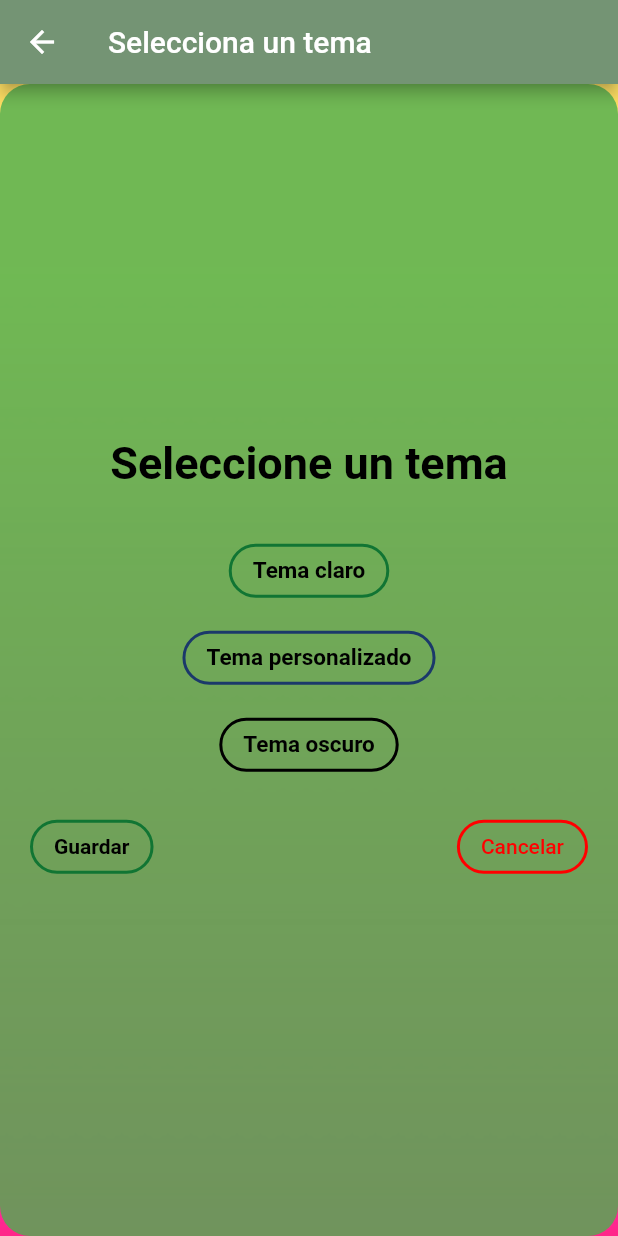
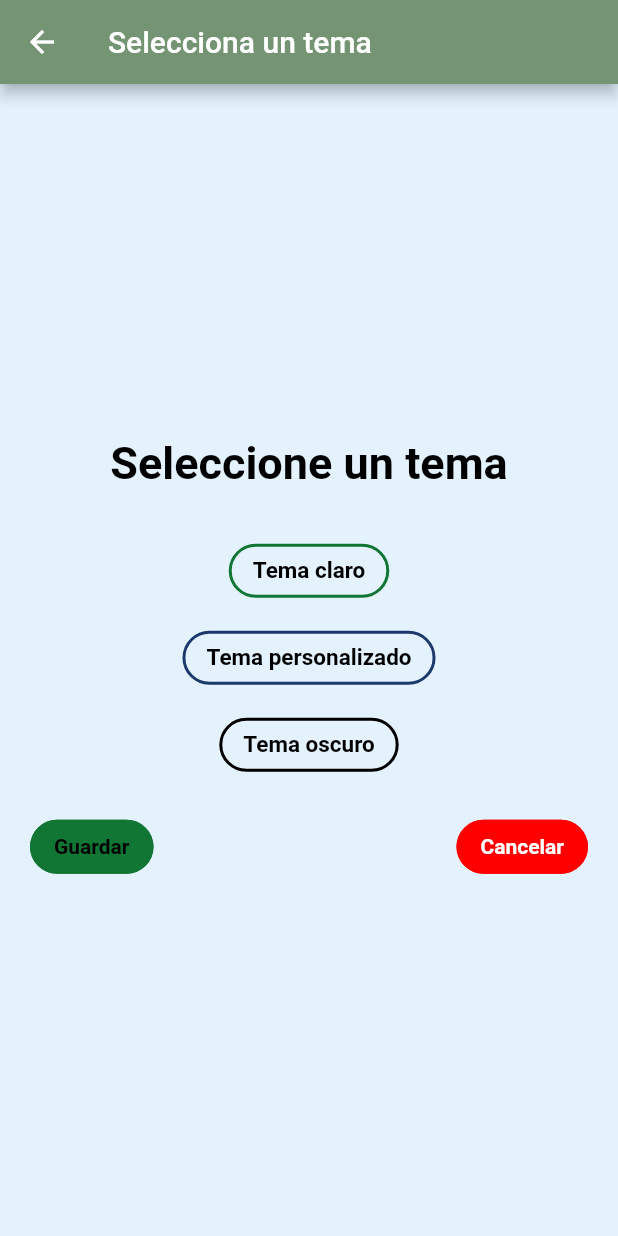
Before and after one commit to GuadaGamer/pmsn, a Flutter app: the ThemeSelectorScreen screen opened by its route, on a phone screen of 412 x 824 dp. Run offline on Flutter 3.47's test engine with Material 2 defaults, Android fonts, the phone set to English and light mode, and no system bars; our stand-ins replace concentric_transition, email_validator, get, image_picker, lottie, shared_preferences and 2 more; missing offline and left inert: day_night_switcher; accounts and stored records are empty; project files that could hold a hidden picture were left out.

Commit message:
SharedPreference2

```diff
--- a/lib/screens/themeSelector_screen.dart
+++ b/lib/screens/themeSelector_screen.dart
@@ -37,8 +37,7 @@ class ThemeSelectorScreen extends StatelessWidget {
         width: double.infinity,
         height: double.infinity,
         decoration: BoxDecoration(
-          color: Colors.green.withOpacity(0.8),
-          borderRadius: BorderRadius.circular(20),
+          color: Theme.of(context).secondaryHeaderColor,
         ),
         child: Column(
           mainAxisAlignment: MainAxisAlignment.center,
@@ -114,9 +113,9 @@ class ThemeSelectorScreen extends StatelessWidget {
                       Navigator.pushNamed(context, '/dash');
                     },
                     style: OutlinedButton.styleFrom(
-                      shape: const StadiumBorder(),
-                      primary: const Color.fromRGBO(17, 117, 51, 1),
+                      foregroundColor: const Color.fromRGBO(17, 117, 51, 1), shape: const StadiumBorder(),
                       side: const BorderSide(width: 2, color: Color.fromRGBO(17, 117, 51, 1)),
+                      backgroundColor: const Color.fromRGBO(17, 117, 51, 1),
                     ),
                     child: const Text(
                       'Guardar',
@@ -134,8 +133,13 @@ class ThemeSelectorScreen extends StatelessWidget {
                     style: OutlinedButton.styleFrom(
                       foregroundColor: const Color.fromARGB(255, 255, 0, 0), shape: const StadiumBorder(),
                       side: const BorderSide(width: 2, color: Color.fromARGB(255, 255, 0, 0)),
+                      backgroundColor: const Color.fromARGB(255, 255, 0, 0),
                     ),
-                    child: const Text('Cancelar'),
+                    child: const Text('Cancelar',
+                      style: TextStyle(
+                        color: Colors.white,
+                        fontWeight: FontWeight.bold,
+                      ),),
                   ),
                 ],
               ),
@@ -239,6 +243,7 @@ class ThemeSelectorScreen extends StatelessWidget {
                     style: OutlinedButton.styleFrom(
                       foregroundColor: const Color.fromRGBO(17, 117, 51, 1), shape: const StadiumBorder(),
                       side: const BorderSide(width: 2, color: Color.fromRGBO(17, 117, 51, 1)),
+                      backgroundColor: const Color.fromRGBO(17, 117, 51, 1),
                     ),
                     child:const  Text(
                       'Guardar',
@@ -248,16 +253,23 @@ class ThemeSelectorScreen extends StatelessWidget {
                       ),
                     ),
                   ),
-                  OutlinedButton(
+                  ElevatedButton(
                     onPressed: () {
                       theme.setthemeData(0, context);
                       Navigator.pushNamed(context, '/dash');
                     },
                     style: OutlinedButton.styleFrom(
                       foregroundColor: const Color.fromARGB(255, 255, 0, 0), shape: const StadiumBorder(),
-                      side: const BorderSide(width: 2, color: Color.fromARGB(255, 255, 0, 0)),
+                      side: const BorderSide(width: 2, color: Color.fromARGB(255, 255, 0, 0),
+                      ),
+                      backgroundColor: Color.fromARGB(255, 255, 0, 0),
                     ),
-                    child: const Text('Cancelar'),
+                    child: const Text(
+                      'Cancelar',
+                      style: TextStyle(
+                        color: Colors.white,
+                        fontWeight: FontWeight.bold,
+                      ),),
                   ),
                 ],
               ),
```
